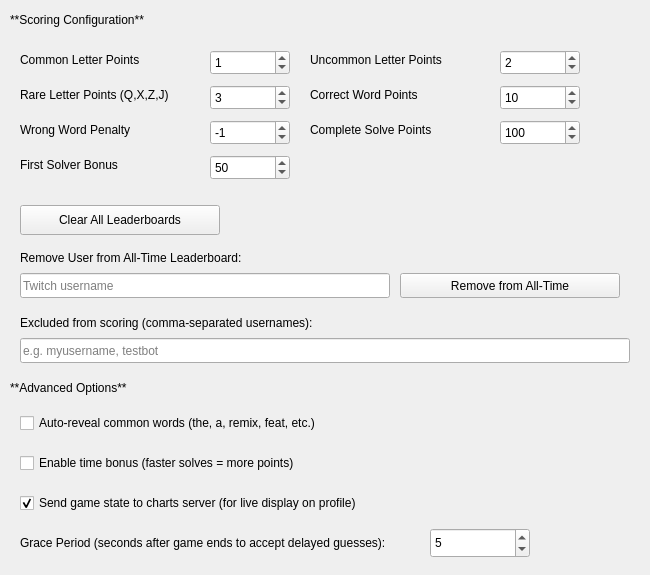
First picture: the form in nowplaying/resources/ui/guessgame_2_advanced.ui, repository whatsnowplaying/whats-now-playing, before the edit.
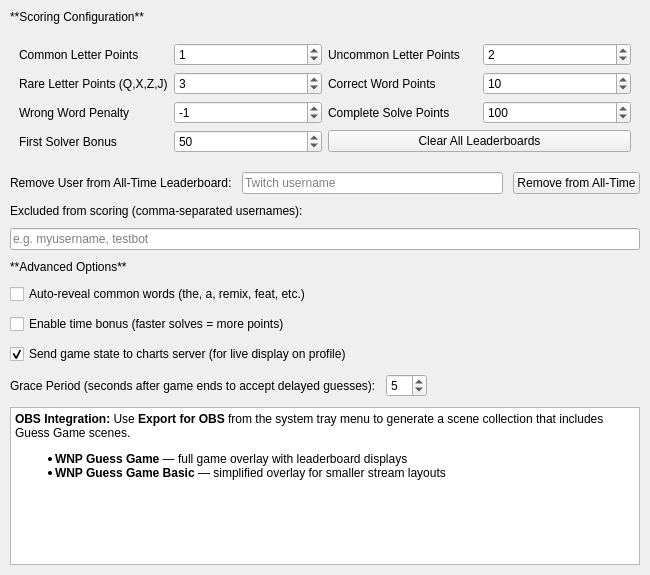
Second picture: the form after the edit.

Patch:
```diff
--- a/nowplaying/resources/ui/guessgame_2_advanced.ui
+++ b/nowplaying/resources/ui/guessgame_2_advanced.ui
@@ -16,17 +16,15 @@
   <property name="displayName" stdset="0">
    <string>Advanced</string>
   </property>
-
-  <!-- Scoring Configuration Section -->
+  <layout class="QVBoxLayout" name="main_layout">
+   <property name="margin">
+    <number>10</number>
+   </property>
+   <property name="spacing">
+    <number>10</number>
+   </property>
+   <item>
   <widget class="QLabel" name="scoring_label">
-   <property name="geometry">
-    <rect>
-     <x>10</x>
-     <y>10</y>
-     <width>200</width>
-     <height>20</height>
-    </rect>
-   </property>
    <property name="text">
     <string>**Scoring Configuration**</string>
    </property>
@@ -34,31 +32,19 @@
     <enum>Qt::MarkdownText</enum>
    </property>
   </widget>
-
-  <!-- Left Column -->
+   </item>
+   <item>
+    <widget class="QWidget" name="scoring_form_widget" native="true">
+     <layout class="QGridLayout" name="scoring_layout">
+      <item row="0" column="0">
   <widget class="QLabel" name="points_common_letter_label">
-   <property name="geometry">
-    <rect>
-     <x>20</x>
-     <y>50</y>
-     <width>180</width>
-     <height>20</height>
-    </rect>
-   </property>
    <property name="text">
     <string>Common Letter Points</string>
    </property>
   </widget>
-
+      </item>
+      <item row="0" column="1">
   <widget class="QSpinBox" name="points_common_letter_spinbox">
-   <property name="geometry">
-    <rect>
-     <x>210</x>
-     <y>50</y>
-     <width>80</width>
-     <height>25</height>
-    </rect>
-   </property>
    <property name="minimum">
     <number>0</number>
    </property>
@@ -69,30 +55,16 @@
     <number>1</number>
    </property>
   </widget>
-
+      </item>
+      <item row="0" column="2">
   <widget class="QLabel" name="points_uncommon_letter_label">
-   <property name="geometry">
-    <rect>
-     <x>310</x>
-     <y>50</y>
-     <width>180</width>
-     <height>20</height>
-    </rect>
-   </property>
    <property name="text">
     <string>Uncommon Letter Points</string>
    </property>
   </widget>
-
+      </item>
+      <item row="0" column="3">
   <widget class="QSpinBox" name="points_uncommon_letter_spinbox">
-   <property name="geometry">
-    <rect>
-     <x>500</x>
-     <y>50</y>
-     <width>80</width>
-     <height>25</height>
-    </rect>
-   </property>
    <property name="minimum">
     <number>0</number>
    </property>
@@ -103,30 +75,16 @@
     <number>2</number>
    </property>
   </widget>
-
+      </item>
+      <item row="1" column="0">
   <widget class="QLabel" name="points_rare_letter_label">
-   <property name="geometry">
-    <rect>
-     <x>20</x>
-     <y>85</y>
-     <width>180</width>
-     <height>20</height>
-    </rect>
-   </property>
    <property name="text">
     <string>Rare Letter Points (Q,X,Z,J)</string>
    </property>
   </widget>
-
+      </item>
+      <item row="1" column="1">
   <widget class="QSpinBox" name="points_rare_letter_spinbox">
-   <property name="geometry">
-    <rect>
-     <x>210</x>
-     <y>85</y>
-     <width>80</width>
-     <height>25</height>
-    </rect>
-   </property>
    <property name="minimum">
     <number>0</number>
    </property>
@@ -137,30 +95,16 @@
     <number>3</number>
    </property>
   </widget>
-
+      </item>
+      <item row="1" column="2">
   <widget class="QLabel" name="points_correct_word_label">
-   <property name="geometry">
-    <rect>
-     <x>310</x>
-     <y>85</y>
-     <width>180</width>
-     <height>20</height>
-    </rect>
-   </property>
    <property name="text">
     <string>Correct Word Points</string>
    </property>
   </widget>
-
+      </item>
+      <item row="1" column="3">
   <widget class="QSpinBox" name="points_correct_word_spinbox">
-   <property name="geometry">
-    <rect>
-     <x>500</x>
-     <y>85</y>
-     <width>80</width>
-     <height>25</height>
-    </rect>
-   </property>
    <property name="minimum">
     <number>0</number>
    </property>
@@ -171,30 +115,16 @@
     <number>10</number>
    </property>
   </widget>
-
+      </item>
+      <item row="2" column="0">
   <widget class="QLabel" name="points_wrong_word_label">
-   <property name="geometry">
-    <rect>
-     <x>20</x>
-     <y>120</y>
-     <width>180</width>
-     <height>20</height>
-    </rect>
-   </property>
    <property name="text">
     <string>Wrong Word Penalty</string>
    </property>
   </widget>
-
+      </item>
+      <item row="2" column="1">
   <widget class="QSpinBox" name="points_wrong_word_spinbox">
-   <property name="geometry">
-    <rect>
-     <x>210</x>
-     <y>120</y>
-     <width>80</width>
-     <height>25</height>
-    </rect>
-   </property>
    <property name="minimum">
     <number>-100</number>
    </property>
@@ -205,30 +135,16 @@
     <number>-1</number>
    </property>
   </widget>
-
+      </item>
+      <item row="2" column="2">
   <widget class="QLabel" name="points_complete_solve_label">
-   <property name="geometry">
-    <rect>
-     <x>310</x>
-     <y>120</y>
-     <width>180</width>
-     <height>20</height>
-    </rect>
-   </property>
    <property name="text">
     <string>Complete Solve Points</string>
    </property>
   </widget>
-
+      </item>
+      <item row="2" column="3">
   <widget class="QSpinBox" name="points_complete_solve_spinbox">
-   <property name="geometry">
-    <rect>
-     <x>500</x>
-     <y>120</y>
-     <width>80</width>
-     <height>25</height>
-    </rect>
-   </property>
    <property name="minimum">
     <number>0</number>
    </property>
@@ -239,30 +155,16 @@
     <number>100</number>
    </property>
   </widget>
-
+      </item>
+      <item row="3" column="0">
   <widget class="QLabel" name="points_first_solver_label">
-   <property name="geometry">
-    <rect>
-     <x>20</x>
-     <y>155</y>
-     <width>180</width>
-     <height>20</height>
-    </rect>
-   </property>
    <property name="text">
     <string>First Solver Bonus</string>
    </property>
   </widget>
-
+      </item>
+      <item row="3" column="1">
   <widget class="QSpinBox" name="points_first_solver_spinbox">
-   <property name="geometry">
-    <rect>
-     <x>210</x>
-     <y>155</y>
-     <width>80</width>
-     <height>25</height>
-    </rect>
-   </property>
    <property name="minimum">
     <number>0</number>
    </property>
@@ -273,103 +175,58 @@
     <number>50</number>
    </property>
   </widget>
-
+      </item>
+      <item row="3" column="2" colspan="2">
   <widget class="QPushButton" name="clear_leaderboards_button">
-   <property name="geometry">
-    <rect>
-     <x>20</x>
-     <y>205</y>
-     <width>200</width>
-     <height>30</height>
-    </rect>
-   </property>
    <property name="text">
     <string>Clear All Leaderboards</string>
    </property>
   </widget>
-
-  <!-- Remove User from All-Time Leaderboard -->
+      </item>
+     </layout>
+    </widget>
+   </item>
+   <item>
+    <layout class="QHBoxLayout">
+     <item>
   <widget class="QLabel" name="remove_user_label">
-   <property name="geometry">
-    <rect>
-     <x>20</x>
-     <y>248</y>
-     <width>250</width>
-     <height>20</height>
-    </rect>
-   </property>
    <property name="text">
     <string>Remove User from All-Time Leaderboard:</string>
    </property>
   </widget>
-
+     </item>
+     <item>
   <widget class="QLineEdit" name="remove_user_lineedit">
-   <property name="geometry">
-    <rect>
-     <x>20</x>
-     <y>273</y>
-     <width>370</width>
-     <height>25</height>
-    </rect>
-   </property>
    <property name="placeholderText">
     <string>Twitch username</string>
    </property>
   </widget>
-
+     </item>
+     <item>
   <widget class="QPushButton" name="remove_user_button">
-   <property name="geometry">
-    <rect>
-     <x>400</x>
-     <y>273</y>
-     <width>220</width>
-     <height>25</height>
-    </rect>
-   </property>
    <property name="text">
     <string>Remove from All-Time</string>
    </property>
   </widget>
-
-  <!-- Excluded from Scoring -->
+     </item>
+    </layout>
+   </item>
+   <item>
   <widget class="QLabel" name="excluded_users_label">
-   <property name="geometry">
-    <rect>
-     <x>20</x>
-     <y>313</y>
-     <width>400</width>
-     <height>20</height>
-    </rect>
-   </property>
    <property name="text">
     <string>Excluded from scoring (comma-separated usernames):</string>
    </property>
   </widget>
-
+   </item>
+   <item>
   <widget class="QLineEdit" name="excluded_users_lineedit">
-   <property name="geometry">
-    <rect>
-     <x>20</x>
-     <y>338</y>
-     <width>610</width>
-     <height>25</height>
-    </rect>
-   </property>
    <property name="placeholderText">
     <string>e.g. myusername, testbot</string>
    </property>
   </widget>
-
-  <!-- Advanced Options -->
+   </item>
+   <item>
   <widget class="QLabel" name="advanced_label">
-   <property name="geometry">
-    <rect>
-     <x>10</x>
-     <y>378</y>
-     <width>200</width>
-     <height>20</height>
-    </rect>
-   </property>
    <property name="text">
     <string>**Advanced Options**</string>
    </property>
@@ -377,44 +234,23 @@
     <enum>Qt::MarkdownText</enum>
    </property>
   </widget>
-
+   </item>
+   <item>
   <widget class="QCheckBox" name="auto_reveal_common_words_checkbox">
-   <property name="geometry">
-    <rect>
-     <x>20</x>
-     <y>408</y>
-     <width>620</width>
-     <height>30</height>
-    </rect>
-   </property>
    <property name="text">
     <string>Auto-reveal common words (the, a, remix, feat, etc.)</string>
    </property>
   </widget>
-
+   </item>
+   <item>
   <widget class="QCheckBox" name="time_bonus_enabled_checkbox">
-   <property name="geometry">
-    <rect>
-     <x>20</x>
-     <y>448</y>
-     <width>620</width>
-     <height>30</height>
-    </rect>
-   </property>
    <property name="text">
     <string>Enable time bonus (faster solves = more points)</string>
    </property>
   </widget>
-
+   </item>
+   <item>
   <widget class="QCheckBox" name="send_to_server_checkbox">
-   <property name="geometry">
-    <rect>
-     <x>20</x>
-     <y>488</y>
-     <width>620</width>
-     <height>30</height>
-    </rect>
-   </property>
    <property name="text">
     <string>Send game state to charts server (for live display on profile)</string>
    </property>
@@ -422,30 +258,18 @@
     <bool>true</bool>
    </property>
   </widget>
-
+   </item>
+   <item>
+    <layout class="QHBoxLayout">
+     <item>
   <widget class="QLabel" name="grace_period_label">
-   <property name="geometry">
-    <rect>
-     <x>20</x>
-     <y>528</y>
-     <width>400</width>
-     <height>30</height>
-    </rect>
-   </property>
    <property name="text">
     <string>Grace Period (seconds after game ends to accept delayed guesses):</string>
    </property>
   </widget>
-
+     </item>
+     <item>
   <widget class="QSpinBox" name="grace_period_spinbox">
-   <property name="geometry">
-    <rect>
-     <x>430</x>
-     <y>528</y>
-     <width>100</width>
-     <height>30</height>
-    </rect>
-   </property>
    <property name="minimum">
     <number>0</number>
    </property>
@@ -456,7 +280,45 @@
     <number>5</number>
    </property>
   </widget>
-
+     </item>
+     <item>
+      <spacer>
+       <property name="orientation">
+        <enum>Qt::Horizontal</enum>
+       </property>
+       <property name="sizeHint" stdset="0">
+        <size>
+         <width>40</width>
+         <height>20</height>
+        </size>
+       </property>
+      </spacer>
+     </item>
+    </layout>
+   </item>
+   <item>
+    <widget class="QTextBrowser" name="obs_help_label">
+     <property name="sizePolicy">
+      <sizepolicy hsizetype="Expanding" vsizetype="Expanding">
+       <horstretch>0</horstretch>
+       <verstretch>1</verstretch>
+      </sizepolicy>
+     </property>
+     <property name="html">
+      <string>&lt;!DOCTYPE HTML PUBLIC &quot;-//W3C//DTD HTML 4.0//EN&quot; &quot;http://www.w3.org/TR/REC-html40/strict.dtd&quot;&gt;
+&lt;html&gt;&lt;head&gt;&lt;meta name=&quot;qrichtext&quot; content=&quot;1&quot; /&gt;&lt;style type=&quot;text/css&quot;&gt;
+p, li { white-space: pre-wrap; }
+&lt;/style&gt;&lt;/head&gt;&lt;body&gt;
+&lt;p&gt;&lt;span style=&quot;font-weight:600;&quot;&gt;OBS Integration:&lt;/span&gt; Use &lt;span style=&quot;font-weight:600;&quot;&gt;Export for OBS&lt;/span&gt; from the system tray menu to generate a scene collection that includes Guess Game scenes.&lt;/p&gt;
+&lt;ul&gt;
+&lt;li&gt;&lt;span style=&quot;font-weight:600;&quot;&gt;WNP Guess Game&lt;/span&gt; — full game overlay with leaderboard displays&lt;/li&gt;
+&lt;li&gt;&lt;span style=&quot;font-weight:600;&quot;&gt;WNP Guess Game Basic&lt;/span&gt; — simplified overlay for smaller stream layouts&lt;/li&gt;
+&lt;/ul&gt;
+&lt;/body&gt;&lt;/html&gt;</string>
+     </property>
+    </widget>
+   </item>
+  </layout>
  </widget>
  <resources/>
  <connections/>
```
Left out of the diff: 1 changed line with no effect on the pictures. Lines whose indentation alone changed are shown as unchanged.
